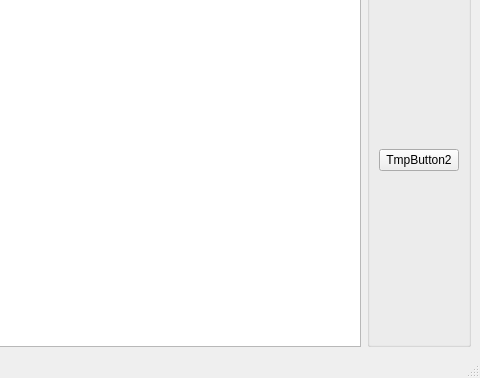
Qt form mainwindow.ui (Dawid-Lukasiewicz/Cube_Visualization) before a commit; both pictures show x 341 to 821 and y 244 to 622 of the 821 by 622 pixel window.
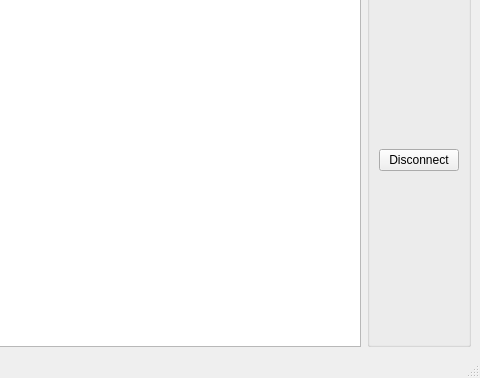
The same form after that commit.

Commit message: some tries with handling cube connection

Patch:
```diff
--- a/mainwindow.ui
+++ b/mainwindow.ui
@@ -60,7 +60,7 @@
        <item>
         <widget class="QPushButton" name="pushButton_2">
          <property name="text">
-          <string>TmpButton2</string>
+          <string>Disconnect</string>
          </property>
         </widget>
        </item>
```
Left out of the diff: 2 changed lines with no effect on the pictures. The commit also changes 2 other files.
